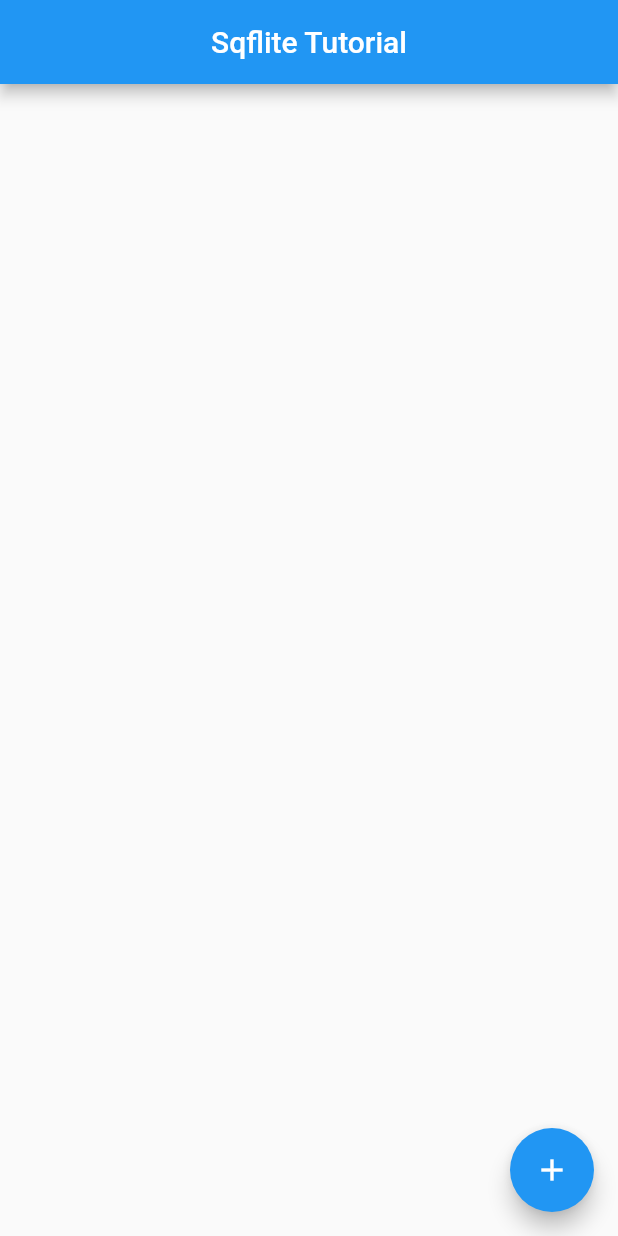
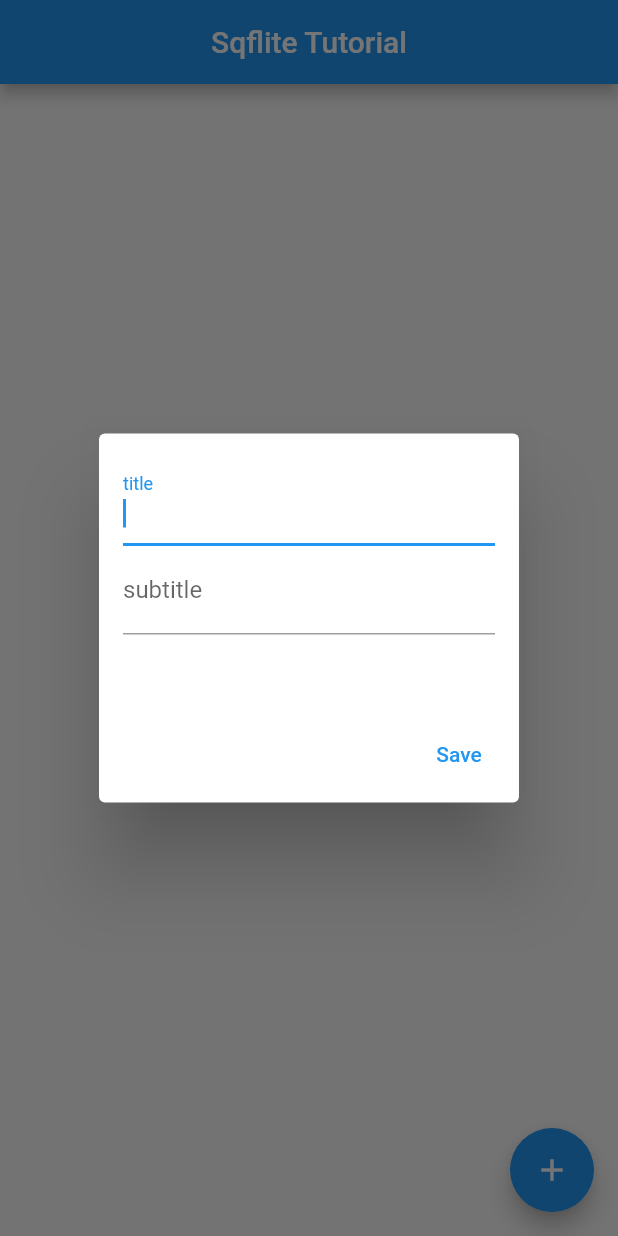
Before and after one commit to DevStack06/Flutter-Tutorials, a Flutter app: the screen it shows after launch, after a tap on the "add" icon, on a phone screen of 412 x 824 dp. Run offline on Flutter 3.47's test engine with Material 2 defaults, Android fonts, the phone set to English and light mode, and no system bars; our stand-ins replace sqflite; accounts and stored records are empty.

Commit message:
sqflite tutrial

```diff
--- a/lib/main.dart
+++ b/lib/main.dart
@@ -1,7 +1,7 @@
 import 'package:flutter/material.dart';
-import 'package:flutterapps/sqlite/landing.dart';
+import 'package:flutterapps/sqlite/HomePage.dart';
 
-void main() {
+void main() async {
   runApp(MyApp());
 }
 
@@ -13,7 +13,7 @@ class MyApp extends StatelessWidget {
       theme: ThemeData(
         primarySwatch: Colors.blue,
       ),
-      home: Landing(),
+      home: HomePage(),
     );
   }
 }
--- /dev/null
+++ b/lib/sqlite/DataCard.dart
@@ -0,0 +1,18 @@
+import 'package:flutter/material.dart';
+import 'package:flutterapps/sqlite/dataModel.dart';
+
+class DataCard extends StatelessWidget {
+  const DataCard({Key? key, required this.data}) : super(key: key);
+
+  final DataModel data;
+
+  @override
+  Widget build(BuildContext context) {
+    return Card(
+        child: ListTile(
+      contentPadding: EdgeInsets.all(8.0),
+      title: Text(data.title),
+      subtitle: Text(data.subtitle),
+    ));
+  }
+}
--- /dev/null
+++ b/lib/sqlite/Database.dart
@@ -0,0 +1,44 @@
+import 'package:flutterapps/sqlite/dataModel.dart';
+import 'package:sqflite/sqflite.dart';
+import 'package:path/path.dart';
+
+class DB {
+  Future<Database> initializeDB() async {
+    String path = await getDatabasesPath();
+    return openDatabase(
+      join(path, 'Test.db'),
+      onCreate: (database, version) async {
+        await database.execute(
+          """CREATE TABLE MyTable(
+            id INTEGER PRIMARY KEY AUTOINCREMENT,
+            title TEXT NOT NULL,
+            subtitle TEXT NOT NULL,
+           )""",
+        );
+      },
+      version: 1,
+    );
+  }
+
+  Future<int> insertData(DataModel data) async {
+    int result = 0;
+    final Database db = await initializeDB();
+    result = await db.insert('MyTable', data.toMap());
+    return result;
+  }
+
+  Future<List<DataModel>> getData() async {
+    final Database db = await initializeDB();
+    final List<Map<String, Object?>> queryResult = await db.query('MyTable');
+    return queryResult.map((e) => DataModel.fromMap(e)).toList();
+  }
+
+  Future<void> deletData(int id) async {
+    final db = await initializeDB();
+    await db.delete(
+      'MyTable',
+      where: "id = ?",
+      whereArgs: [id],
+    );
+  }
+}
--- /dev/null
+++ b/lib/sqlite/HomePage.dart
@@ -0,0 +1,104 @@
+import 'package:flutter/material.dart';
+import 'package:flutterapps/sqlite/DataCard.dart';
+import 'package:flutterapps/sqlite/dataModel.dart';
+
+import 'Database.dart';
+
+class HomePage extends StatefulWidget {
+  const HomePage({Key? key}) : super(key: key);
+
+  @override
+  _HomePageState createState() => _HomePageState();
+}
+
+class _HomePageState extends State<HomePage> {
+  late DB db;
+  List<DataModel> datas = [];
+  bool fetching = true;
+  TextEditingController titleController = TextEditingController();
+  TextEditingController subtitleController = TextEditingController();
+
+  @override
+  void initState() {
+    super.initState();
+    db = DB();
+    db.initializeDB();
+    getData();
+  }
+
+  getData() async {
+    datas = await db.getData();
+    setState(() {
+      fetching = false;
+    });
+  }
+
+  @override
+  Widget build(BuildContext context) {
+    return Scaffold(
+      appBar: AppBar(
+        centerTitle: true,
+        title: Text("Sqflite Tutorial"),
+      ),
+      floatingActionButton: FloatingActionButton(
+        onPressed: () {
+          showMyDialog();
+        },
+        child: Icon(Icons.add),
+      ),
+      body: fetching
+          ? Center(child: CircularProgressIndicator())
+          : ListView.builder(
+              itemCount: datas.length,
+              itemBuilder: (context, index) => DataCard(data: datas[index])),
+    );
+  }
+
+  void showMyDialog() async {
+    return showDialog<void>(
+      context: context,
+      builder: (BuildContext context) {
+        return AlertDialog(
+          contentPadding: EdgeInsets.all(16.0),
+          content: Container(
+            height: 150,
+            child: Column(
+              children: <Widget>[
+                TextField(
+                  controller: titleController,
+                  autofocus: true,
+                  decoration: new InputDecoration(
+                    labelText: 'title',
+                  ),
+                ),
+                TextField(
+                  controller: subtitleController,
+                  autofocus: true,
+                  decoration: new InputDecoration(
+                    labelText: 'subtitle',
+                  ),
+                )
+              ],
+            ),
+          ),
+          actions: <Widget>[
+            TextButton(
+              child: const Text('Save'),
+              onPressed: () {
+                DataModel model = DataModel(
+                  title: titleController.text,
+                  subtitle: subtitleController.text,
+                );
+                db.insertData(model);
+                setState(() {
+                  datas = [...datas, model];
+                });
+                Navigator.pop(context);
+              },
+            )
+          ],
+        );
+      },
+    );
+  }
+}
--- /dev/null
+++ b/lib/sqlite/dataModel.dart
@@ -0,0 +1,23 @@
+class DataModel {
+  final int? id;
+  final String title;
+  final String subtitle;
+
+  DataModel({
+    this.id,
+    required this.title,
+    required this.subtitle,
+  });
+
+  factory DataModel.fromMap(Map<String, dynamic> json) => new DataModel(
+        id: json["id"],
+        title: json["title"],
+        subtitle: json["subtitle"],
+      );
+
+  Map<String, dynamic> toMap() => {
+        "id": id,
+        "title": title,
+        "subtitle": subtitle,
+      };
+}
--- a/lib/sqlite/landing.dart
+++ /dev/null
@@ -1,19 +0,0 @@
-import 'package:flutter/material.dart';
-
-class Landing extends StatelessWidget {
-  const Landing({Key? key}) : super(key: key);
-
-  @override
-  Widget build(BuildContext context) {
-    return Scaffold(
-      appBar: AppBar(
-        centerTitle: true,
-        title: Text("Sqflite Tutorial"),
-      ),
-      floatingActionButton: FloatingActionButton(
-        onPressed: () {},
-        child: Icon(Icons.add),
-      ),
-    );
-  }
-}
--- a/pubspec.yaml
+++ b/pubspec.yaml
@@ -28,6 +28,8 @@ dependencies:
   # The following adds the Cupertino Icons font to your application.
   # Use with the CupertinoIcons class for iOS style icons.
   cupertino_icons: ^1.0.2
+  sqflite: ^2.0.0+3
+  path: ^1.8.0
 
 dev_dependencies:
   flutter_test:
```
Also changed, not shown: pubspec.lock.
